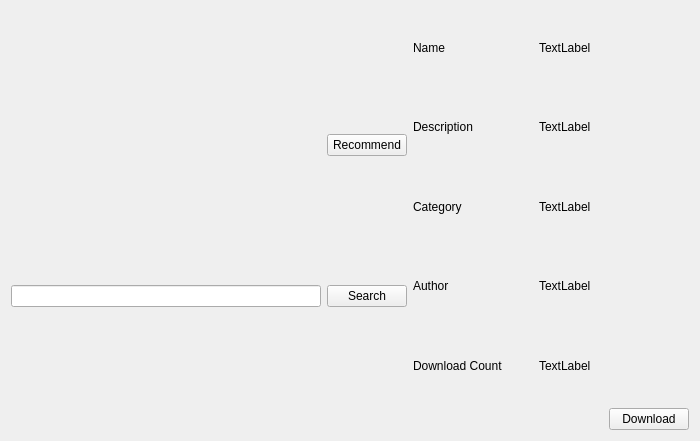
First picture: the form in src/listview/onlineclient.ui, repository dependon/fantascene-dynamic-wallpaper, before the edit.
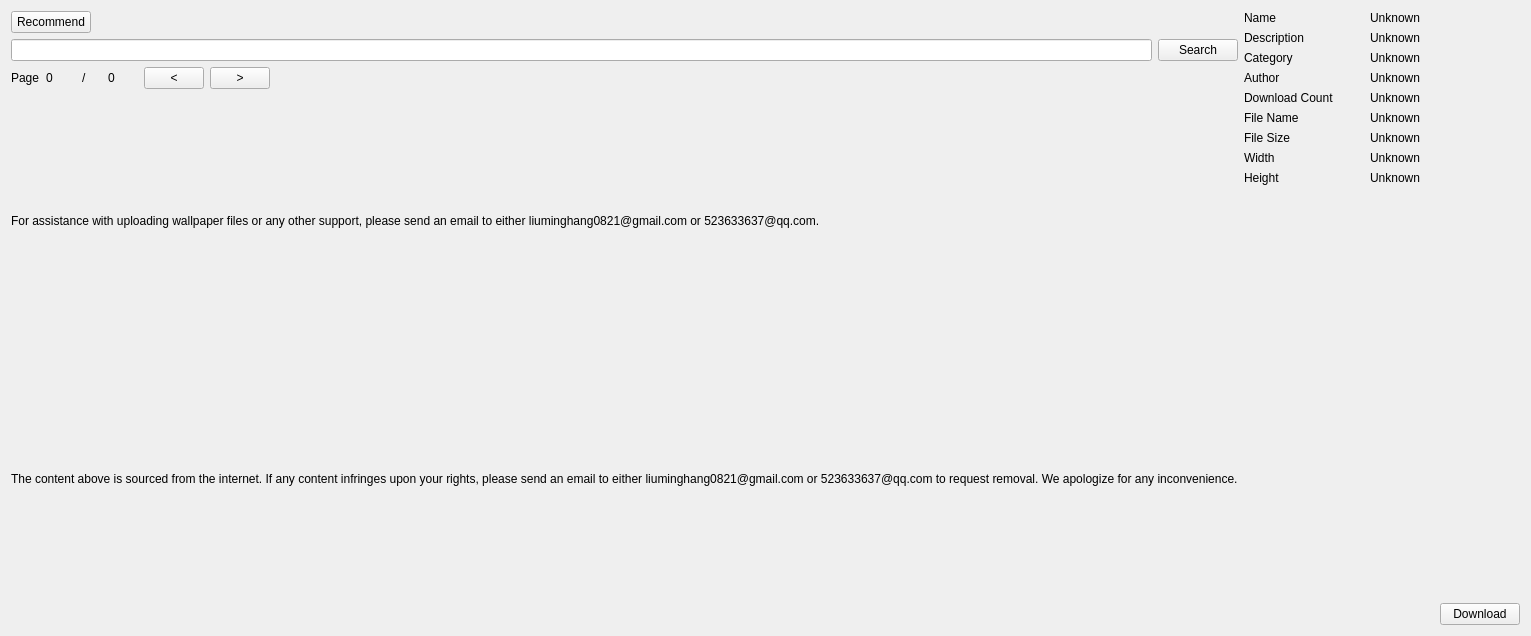
Second picture: the form after the edit.

What changed in the file:
```diff
--- a/src/listview/onlineclient.ui
+++ b/src/listview/onlineclient.ui
@@ -6,31 +6,21 @@
    <rect>
     <x>0</x>
     <y>0</y>
-    <width>700</width>
-    <height>441</height>
+    <width>1042</width>
+    <height>636</height>
    </rect>
   </property>
   <property name="windowTitle">
    <string>Form</string>
   </property>
-  <layout class="QHBoxLayout" name="horizontalLayout_9" stretch="1,0">
+  <layout class="QHBoxLayout" name="horizontalLayout_14" stretch="1,0">
    <item>
-    <layout class="QVBoxLayout" name="verticalLayout_3" stretch="0,0,1">
+    <layout class="QVBoxLayout" name="verticalLayout_3" stretch="0,0,1,0,0,0">
+     <property name="bottomMargin">
+      <number>20</number>
+     </property>
      <item>
       <layout class="QHBoxLayout" name="horizontalLayout">
-       <item>
-        <spacer name="horizontalSpacer_2">
-         <property name="orientation">
-          <enum>Qt::Horizontal</enum>
-         </property>
-         <property name="sizeHint" stdset="0">
-          <size>
-           <width>40</width>
-           <height>20</height>
-          </size>
-         </property>
-        </spacer>
-       </item>
        <item>
         <widget class="QPushButton" name="btn_Recommend">
          <property name="text">
@@ -38,6 +28,19 @@
          </property>
         </widget>
        </item>
+       <item>
+        <spacer name="horizontalSpacer_2">
+         <property name="orientation">
+          <enum>Qt::Horizontal</enum>
+         </property>
+         <property name="sizeHint" stdset="0">
+          <size>
+           <width>40</width>
+           <height>20</height>
+          </size>
+         </property>
+        </spacer>
+       </item>
       </layout>
      </item>
      <item>
@@ -55,7 +58,132 @@
       </layout>
      </item>
      <item>
-      <layout class="QVBoxLayout" name="verticalLayout"/>
+      <layout class="QVBoxLayout" name="verticalLayout">
+       <property name="bottomMargin">
+        <number>0</number>
+       </property>
+      </layout>
+     </item>
+     <item>
+      <layout class="QHBoxLayout" name="horizontalLayout_13">
+       <item>
+        <widget class="QLabel" name="label_5">
+         <property name="text">
+          <string>Page</string>
+         </property>
+        </widget>
+       </item>
+       <item>
+        <widget class="QLabel" name="label_CurrentCount">
+         <property name="minimumSize">
+          <size>
+           <width>30</width>
+           <height>0</height>
+          </size>
+         </property>
+         <property name="maximumSize">
+          <size>
+           <width>30</width>
+           <height>16777215</height>
+          </size>
+         </property>
+         <property name="text">
+          <string>0</string>
+         </property>
+        </widget>
+       </item>
+       <item>
+        <widget class="QLabel" name="label_7">
+         <property name="minimumSize">
+          <size>
+           <width>20</width>
+           <height>0</height>
+          </size>
+         </property>
+         <property name="maximumSize">
+          <size>
+           <width>20</width>
+           <height>16777215</height>
+          </size>
+         </property>
+         <property name="text">
+          <string>/</string>
+         </property>
+        </widget>
+       </item>
+       <item>
+        <widget class="QLabel" name="label_Total">
+         <property name="minimumSize">
+          <size>
+           <width>30</width>
+           <height>0</height>
+          </size>
+         </property>
+         <property name="maximumSize">
+          <size>
+           <width>30</width>
+           <height>16777215</height>
+          </size>
+         </property>
+         <property name="text">
+          <string>0</string>
+         </property>
+        </widget>
+       </item>
+       <item>
+        <widget class="QPushButton" name="btn_Left">
+         <property name="maximumSize">
+          <size>
+           <width>60</width>
+           <height>16777215</height>
+          </size>
+         </property>
+         <property name="text">
+          <string>&lt;</string>
+         </property>
+        </widget>
+       </item>
+       <item>
+        <widget class="QPushButton" name="btn_Right">
+         <property name="maximumSize">
+          <size>
+           <width>60</width>
+           <height>16777215</height>
+          </size>
+         </property>
+         <property name="text">
+          <string>&gt;</string>
+         </property>
+        </widget>
+       </item>
+       <item>
+        <spacer name="horizontalSpacer_3">
+         <property name="orientation">
+          <enum>Qt::Horizontal</enum>
+         </property>
+         <property name="sizeHint" stdset="0">
+          <size>
+           <width>40</width>
+           <height>20</height>
+          </size>
+         </property>
+        </spacer>
+       </item>
+      </layout>
+     </item>
+     <item>
+      <widget class="QLabel" name="label_tip1">
+       <property name="text">
+        <string>For assistance with uploading wallpaper files or any other support, please send an email to either liuminghang0821@gmail.com or 523633637@qq.com.</string>
+       </property>
+      </widget>
+     </item>
+     <item>
+      <widget class="QLabel" name="label_tip2">
+       <property name="text">
+        <string>The content above is sourced from the internet. If any content infringes upon your rights, please send an email to either liuminghang0821@gmail.com or 523633637@qq.com to request removal. We apologize for any inconvenience.</string>
+       </property>
+      </widget>
      </item>
     </layout>
    </item>
@@ -63,6 +191,9 @@
     <layout class="QVBoxLayout" name="verticalLayout_4">
      <item>
       <layout class="QVBoxLayout" name="verticalLayout_2">
+       <property name="bottomMargin">
+        <number>10</number>
+       </property>
        <item>
         <layout class="QHBoxLayout" name="horizontalLayout_8">
          <item>
@@ -99,7 +230,7 @@
             </size>
            </property>
            <property name="text">
-            <string>TextLabel</string>
+            <string>Unknown</string>
            </property>
           </widget>
          </item>
@@ -141,7 +272,7 @@
             </size>
            </property>
            <property name="text">
-            <string>TextLabel</string>
+            <string>Unknown</string>
            </property>
           </widget>
          </item>
@@ -183,7 +314,7 @@
             </size>
            </property>
            <property name="text">
-            <string>TextLabel</string>
+            <string>Unknown</string>
            </property>
           </widget>
          </item>
@@ -225,7 +356,7 @@
             </size>
            </property>
            <property name="text">
-            <string>TextLabel</string>
+            <string>Unknown</string>
            </property>
           </widget>
          </item>
@@ -267,7 +398,175 @@
             </size>
            </property>
            <property name="text">
-            <string>TextLabel</string>
+            <string>Unknown</string>
+           </property>
+          </widget>
+         </item>
+        </layout>
+       </item>
+       <item>
+        <layout class="QHBoxLayout" name="horizontalLayout_12">
+         <item>
+          <widget class="QLabel" name="label_15">
+           <property name="minimumSize">
+            <size>
+             <width>120</width>
+             <height>0</height>
+            </size>
+           </property>
+           <property name="maximumSize">
+            <size>
+             <width>120</width>
+             <height>16777215</height>
+            </size>
+           </property>
+           <property name="text">
+            <string>File Name</string>
+           </property>
+          </widget>
+         </item>
+         <item>
+          <widget class="QLabel" name="label_FileName">
+           <property name="minimumSize">
+            <size>
+             <width>150</width>
+             <height>0</height>
+            </size>
+           </property>
+           <property name="maximumSize">
+            <size>
+             <width>150</width>
+             <height>16777215</height>
+            </size>
+           </property>
+           <property name="text">
+            <string>Unknown</string>
+           </property>
+          </widget>
+         </item>
+        </layout>
+       </item>
+       <item>
+        <layout class="QHBoxLayout" name="horizontalLayout_11">
+         <item>
+          <widget class="QLabel" name="label_14">
+           <property name="minimumSize">
+            <size>
+             <width>120</width>
+             <height>0</height>
+            </size>
+           </property>
+           <property name="maximumSize">
+            <size>
+             <width>120</width>
+             <height>16777215</height>
+            </size>
+           </property>
+           <property name="text">
+            <string>File Size</string>
+           </property>
+          </widget>
+         </item>
+         <item>
+          <widget class="QLabel" name="label_FileSize">
+           <property name="minimumSize">
+            <size>
+             <width>150</width>
+             <height>0</height>
+            </size>
+           </property>
+           <property name="maximumSize">
+            <size>
+             <width>150</width>
+             <height>16777215</height>
+            </size>
+           </property>
+           <property name="text">
+            <string>Unknown</string>
+           </property>
+          </widget>
+         </item>
+        </layout>
+       </item>
+       <item>
+        <layout class="QHBoxLayout" name="horizontalLayout_9">
+         <item>
+          <widget class="QLabel" name="label_12">
+           <property name="minimumSize">
+            <size>
+             <width>120</width>
+             <height>0</height>
+            </size>
+           </property>
+           <property name="maximumSize">
+            <size>
+             <width>120</width>
+             <height>16777215</height>
+            </size>
+           </property>
+           <property name="text">
+            <string>Width</string>
+           </property>
+          </widget>
+         </item>
+         <item>
+          <widget class="QLabel" name="label_Width">
+           <property name="minimumSize">
+            <size>
+             <width>150</width>
+             <height>0</height>
+            </size>
+           </property>
+           <property name="maximumSize">
+            <size>
+             <width>150</width>
+             <height>16777215</height>
+            </size>
+           </property>
+           <property name="text">
+            <string>Unknown</string>
+           </property>
+          </widget>
+         </item>
+        </layout>
+       </item>
+       <item>
+        <layout class="QHBoxLayout" name="horizontalLayout_10">
+         <item>
+          <widget class="QLabel" name="label_13">
+           <property name="minimumSize">
+            <size>
+             <width>120</width>
+             <height>0</height>
+            </size>
+           </property>
+           <property name="maximumSize">
+            <size>
+             <width>120</width>
+             <height>16777215</height>
+            </size>
+           </property>
+           <property name="text">
+            <string>Height</string>
+           </property>
+          </widget>
+         </item>
+         <item>
+          <widget class="QLabel" name="label_Height">
+           <property name="minimumSize">
+            <size>
+             <width>150</width>
+             <height>0</height>
+            </size>
+           </property>
+           <property name="maximumSize">
+            <size>
+             <width>150</width>
+             <height>16777215</height>
+            </size>
+           </property>
+           <property name="text">
+            <string>Unknown</string>
            </property>
           </widget>
          </item>
@@ -275,6 +574,26 @@
        </item>
       </layout>
      </item>
+     <item>
+      <spacer name="verticalSpacer">
+       <property name="orientation">
+        <enum>Qt::Vertical</enum>
+       </property>
+       <property name="sizeHint" stdset="0">
+        <size>
+         <width>20</width>
+         <height>40</height>
+        </size>
+       </property>
+      </spacer>
+     </item>
+     <item>
+      <widget class="QLabel" name="label_DTip">
+       <property name="text">
+        <string/>
+       </property>
+      </widget>
+     </item>
      <item>
       <layout class="QHBoxLayout" name="horizontalLayout_2">
        <item>
```
